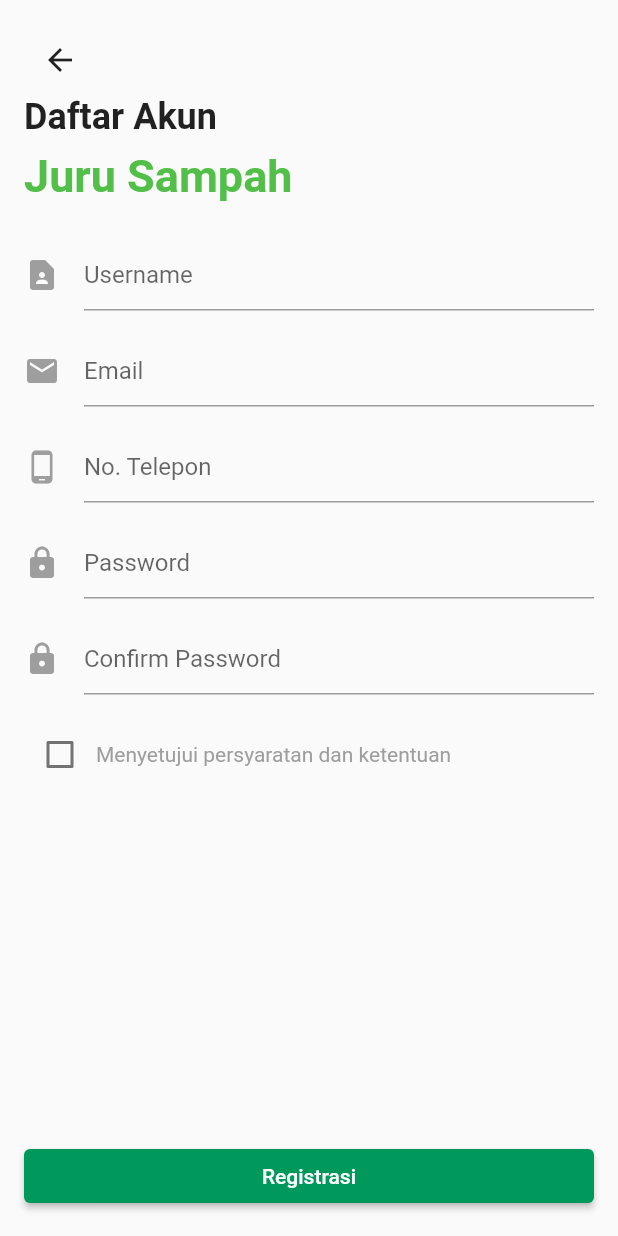
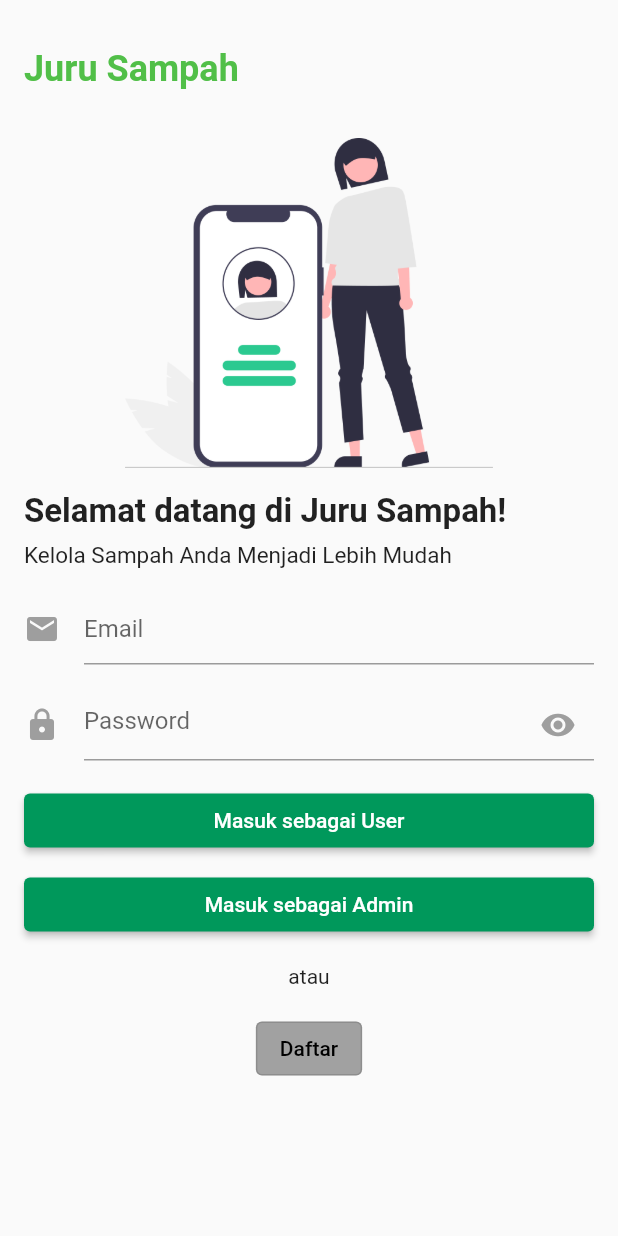
Before and after one commit to BagusRezky/juru_sampah, a Flutter app: the RegisterForm screen opened directly, after a tap on the "arrow back" icon, on a phone screen of 412 x 824 dp. Run offline on Flutter 3.47's test engine with Material 2 defaults, Android fonts, the phone set to English and light mode, and no system bars; Roboto replaces fonts that are missing (Jomhuria).

Commit message:
[Fix] Login & Register Done

```diff
--- /dev/null
+++ b/lib/auth/login.dart
@@ -0,0 +1,169 @@
+import 'package:flutter/material.dart';
+import 'package:juru_sampah/auth/register.dart';
+
+// void main() {
+//   runApp(MyApp());
+// }
+
+// class MyApp extends StatelessWidget {
+//   @override
+//   Widget build(BuildContext context) {
+//     return MaterialApp(
+//       home: LoginPage(),
+//     );
+//   }
+// }
+
+class LoginPage extends StatefulWidget {
+  const LoginPage({super.key});
+
+  @override
+  _LoginPageState createState() => _LoginPageState();
+}
+
+class _LoginPageState extends State<LoginPage> {
+  final TextEditingController _emailController = TextEditingController();
+  final TextEditingController _passwordController = TextEditingController();
+  bool isEmailFilled = false;
+  bool isPasswordFilled = false;
+  bool isEmailFocused = false;
+  bool isPasswordFocused = false;
+
+  @override
+  Widget build(BuildContext context) {
+    return Scaffold(
+      body: SingleChildScrollView(
+        child: Padding(
+          padding: const EdgeInsets.all(16.0),
+          child: Column(
+            crossAxisAlignment: CrossAxisAlignment.stretch,
+            mainAxisAlignment: MainAxisAlignment.center,
+            children: [
+              const Row(
+                children: [
+                  SizedBox(height: 60),
+                  Text(
+                    'Juru Sampah',
+                    style: TextStyle(
+                      fontFamily: 'Jomhuria',
+                      fontSize: 24,
+                      fontWeight: FontWeight.bold,
+                      color: Color(0xff51BF48),
+                    ),
+                  ),
+                ],
+              ),
+              const SizedBox(height: 16),
+              Image.asset(
+                'assets/logo login.png', // Ganti dengan path gambar Anda
+                height: 220,
+                width: 300,
+                fit: BoxFit.contain,
+              ),
+              const SizedBox(height: 16),
+              const Text(
+                'Selamat datang di Juru Sampah!',
+                style: TextStyle(
+                  fontSize: 22,
+                  fontWeight: FontWeight.w600,
+                ),
+              ),
+              const SizedBox(height: 7),
+              const Text(
+                'Kelola Sampah Anda Menjadi Lebih Mudah',
+                style: TextStyle(
+                  fontSize: 15,
+                  fontWeight: FontWeight.w400,
+                ),
+              ),
+              const SizedBox(height: 16),
+              TextField(
+                onChanged: (value) {
+                  setState(() {
+                    isEmailFilled = value.isNotEmpty;
+                  });
+                },
+                controller: _emailController,
+                decoration: InputDecoration(
+                  hintText: 'Email',
+                  icon: Icon(Icons.email,
+                      color: isEmailFilled ? Colors.green : Colors.grey),
+                  suffixIcon: isEmailFilled
+                      ? const Icon(
+                          Icons.check,
+                          color: Colors.green,
+                        )
+                      : null,
+                ),
+              ),
+              const SizedBox(height: 16),
+              TextFormField(
+                controller: _passwordController,
+                obscureText: true,
+                onChanged: (value) {
+                  setState(() {
+                    isPasswordFilled = value.isNotEmpty;
+                  });
+                },
+                decoration: InputDecoration(
+                  hintText: 'Password',
+                  icon: Icon(Icons.lock,
+                      color: isPasswordFilled ? Colors.green : Colors.grey),
+                  suffixIcon: isPasswordFilled
+                      ? const Icon(
+                          Icons.visibility,
+                          color: Colors.green,
+                        )
+                      : const Icon(
+                          Icons.visibility,
+                          color: Colors.grey,
+                        ),
+                ),
+              ),
+              const SizedBox(height: 16),
+              ElevatedButton(
+                onPressed: () {
+                  // Handle login as user
+                },
+                style: ElevatedButton.styleFrom(
+                    backgroundColor: const Color.fromRGBO(0, 152, 91, 100)),
+                child: const Text('Masuk sebagai User',
+                    style: TextStyle(color: Colors.white)),
+              ),
+              const SizedBox(height: 8),
+              ElevatedButton(
+                onPressed: () {
+                  // Handle login as admin
+                },
+                style: ElevatedButton.styleFrom(
+                    backgroundColor: const Color.fromRGBO(0, 152, 91, 100)),
+                child: const Text('Masuk sebagai Admin',
+                    style: TextStyle(color: Colors.white)),
+              ),
+              const SizedBox(height: 16),
+              const Text('atau', textAlign: TextAlign.center),
+              const SizedBox(height: 16),
+              Center(
+                child: OutlinedButton(
+                  onPressed: () {
+                    Navigator.push(
+                      context,
+                      MaterialPageRoute(
+                          builder: (context) => const RegisterForm()),
+                    );
+                    // Handle registration
+                  },
+                  style: ElevatedButton.styleFrom(
+                      backgroundColor:
+                          const Color.fromRGBO(161, 161, 161, 100)),
+                  child: const Text('Daftar',
+                      style: TextStyle(color: Colors.black)),
+                ),
+              ),
+            ],
+          ),
+        ),
+      ),
+    );
+  }
+}
--- a/lib/auth/register.dart
+++ b/lib/auth/register.dart
@@ -1,31 +1,17 @@
 import 'package:flutter/material.dart';
-
-void main() {
-  runApp(const MyApp());
-}
-
-class MyApp extends StatelessWidget {
-  const MyApp({super.key});
-
-  @override
-  Widget build(BuildContext context) {
-    return const MaterialApp(
-      home: Scaffold(
-        body: RegisterForm(),
-      ),
-    );
-  }
-}
+import 'package:juru_sampah/auth/login.dart';
 
 class RegisterForm extends StatefulWidget {
-  const RegisterForm({super.key});
+  const RegisterForm({Key? key}) : super(key: key);
 
   @override
   _RegisterFormState createState() => _RegisterFormState();
 }
 
 class _RegisterFormState extends State<RegisterForm> {
+  final TextEditingController _usernameController = TextEditingController();
   final TextEditingController _emailController = TextEditingController();
+  final TextEditingController _phoneController = TextEditingController();
   final TextEditingController _passwordController = TextEditingController();
   bool isEmailFilled = false;
   bool isPasswordFilled = false;
@@ -33,7 +19,9 @@ class _RegisterFormState extends State<RegisterForm> {
 
   @override
   Widget build(BuildContext context) {
-    return Stack(
+    return Scaffold(
+      body: SingleChildScrollView(
+        child: Column(
           children: [
             Padding(
               padding: const EdgeInsets.all(16.0),
@@ -43,12 +31,18 @@ class _RegisterFormState extends State<RegisterForm> {
                   IconButton(
                     icon: const Icon(Icons.arrow_back),
                     onPressed: () {
+                      Navigator.push(
+                        context,
+                        MaterialPageRoute(
+                            builder: (context) => const LoginPage()),
+                      );
                       // Handle back arrow button press
                     },
                   ),
                   const Text(
                     'Daftar Akun',
-                style: TextStyle(fontSize: 24.0, fontWeight: FontWeight.bold),
+                    style:
+                        TextStyle(fontSize: 24.0, fontWeight: FontWeight.bold),
                   ),
                   const SizedBox(height: 8.0),
                   const Text(
@@ -60,7 +54,7 @@ class _RegisterFormState extends State<RegisterForm> {
                   ),
                   const SizedBox(height: 24.0),
                   TextField(
-                controller: _emailController,
+                    controller: _usernameController,
                     decoration: InputDecoration(
                       hintText: 'Username',
                       icon: Icon(Icons.contact_page,
@@ -88,7 +82,7 @@ class _RegisterFormState extends State<RegisterForm> {
                   ),
                   const SizedBox(height: 16.0),
                   TextField(
-                controller: _emailController,
+                    controller: _phoneController,
                     decoration: InputDecoration(
                       hintText: 'No. Telepon',
                       icon: Icon(Icons.phone_android,
@@ -145,20 +139,15 @@ class _RegisterFormState extends State<RegisterForm> {
                       Text(
                         'Menyetujui persyaratan dan ketentuan',
                         style: TextStyle(
-                        color: isCheckboxChecked ? Colors.black : Colors.grey),
+                            color:
+                                isCheckboxChecked ? Colors.black : Colors.grey),
                       ),
                     ],
                   ),
                 ],
               ),
             ),
-        Positioned(
-          bottom: 0,
-          left: 0,
-          right: 0,
-          child: Padding(
-            padding: const EdgeInsets.all(16.0),
-            child: ElevatedButton(
+            ElevatedButton(
               onPressed: () {
                 // Handle registration button press
               },
@@ -167,9 +156,13 @@ class _RegisterFormState extends State<RegisterForm> {
               child: const Text('Registrasi',
                   style: TextStyle(color: Colors.white)),
             ),
+          ],
         ),
       ),
-      ],
     );
   }
 }
+
+// void main() {
+//   runApp(const MyApp());
+// }
--- a/lib/main.dart
+++ b/lib/main.dart
@@ -1,4 +1,5 @@
 import 'package:flutter/material.dart';
+import 'package:juru_sampah/auth/login.dart';
 
 void main() {
   runApp(const MainApp());
@@ -10,11 +11,8 @@ class MainApp extends StatelessWidget {
   @override
   Widget build(BuildContext context) {
     return const MaterialApp(
-      home: Scaffold(
-        body: Center(
-          child: Text('Hello World!'),
-        ),
-      ),
+      debugShowCheckedModeBanner: false,
+      home: LoginPage(),
     );
   }
 }
```
Also changed, not shown: pubspec.yaml (+6 -2 lines), assets/logo login.png (added), pubspec.lock, 1 other file. Lines whose indentation alone changed are shown as unchanged.
